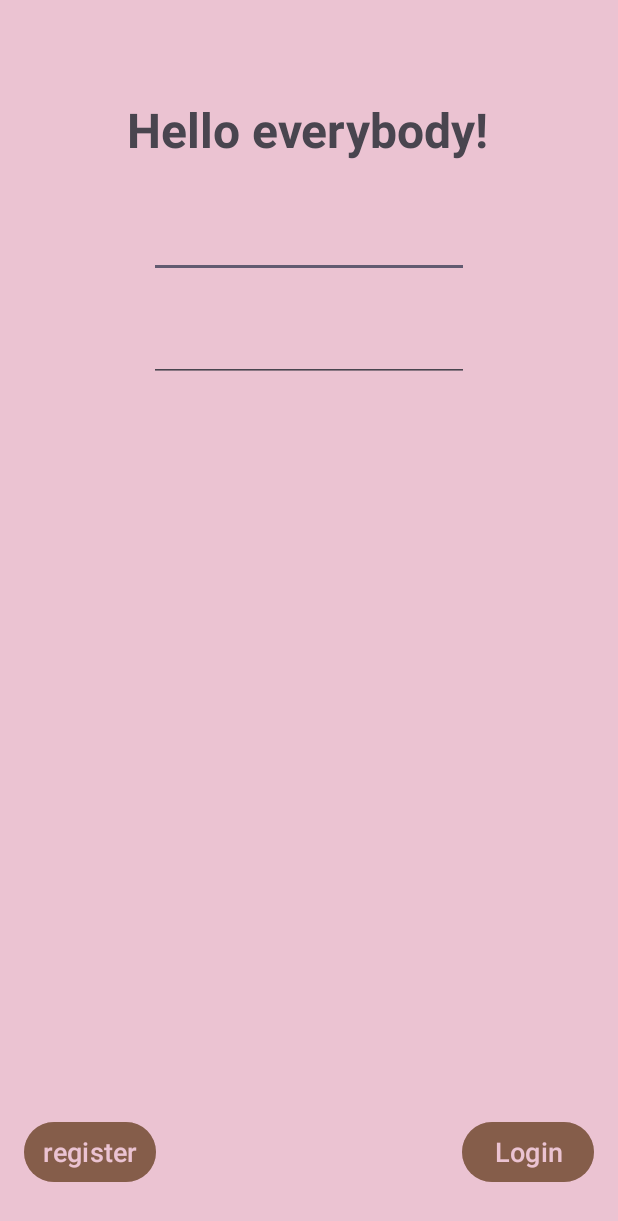
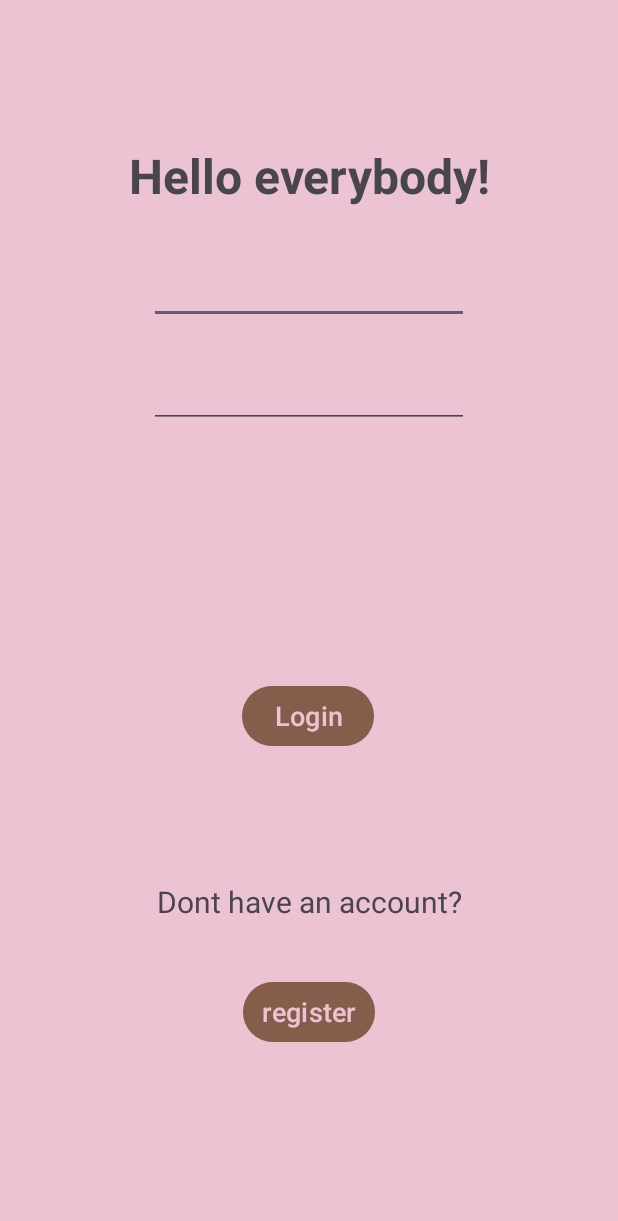
Before and after one commit to ronileibovich05/ronilesapp, an Android app: the screen it shows after launch (LoginActivity), on a phone screen of 412 x 824 dp. Shown: the top 1221 px of the screen. Run offline under Robolectric (Android 15) with nearby library versions, the phone set to English and light mode, and no system bars; our stand-ins replace Firebase (no records; nobody signed in at launch, a user with empty details on screens opened directly).

```diff
--- a/app/src/main/java/com/example/ronilesapp/FBRef.java
+++ b/app/src/main/java/com/example/ronilesapp/FBRef.java
@@ -1,15 +1,27 @@
 package com.example.ronilesapp;
 
+// Firebase Auth
 import com.google.firebase.auth.FirebaseAuth;
+
+// Firebase Realtime Database
 import com.google.firebase.database.DatabaseReference;
 import com.google.firebase.database.FirebaseDatabase;
 
+// Firebase Firestore
+import com.google.firebase.firestore.CollectionReference;
+import com.google.firebase.firestore.FirebaseFirestore;
+
 public class FBRef {
+    // Firebase Auth
     public static FirebaseAuth mAuth = FirebaseAuth.getInstance();
 
-
+    // Realtime Database
     public static FirebaseDatabase database = FirebaseDatabase.getInstance();
     public static DatabaseReference myRef = database.getReference();
     public static DatabaseReference userRef = myRef.child("Users");
     public static DatabaseReference refItems = myRef.child("item");
+
+    // Firestore
+    public static FirebaseFirestore FBFS = FirebaseFirestore.getInstance();
+    public static CollectionReference refImages = FBFS.collection("Images");
 }
--- a/app/src/main/java/com/example/ronilesapp/userActivity.java
+++ b/app/src/main/java/com/example/ronilesapp/userActivity.java
@@ -65,7 +65,7 @@ public class userActivity extends AppCompatActivity {
             public void onDataChange(@NonNull DataSnapshot snapshot) {
                 User user = snapshot.getValue(User.class);
                 if (user != null) {
-                    tvName.setText(user.getName());
+                    tvName.setText(user.getFirstName());
                     tvEmail.setText(user.getEmail());
                 } else {
                     tvName.setText("משתמש חדש");
--- /dev/null
+++ b/app/src/main/res/drawable/circle_background.xml
@@ -0,0 +1,4 @@
+<?xml version="1.0" encoding="utf-8"?>
+<selector xmlns:android="http://schemas.android.com/apk/res/android">
+
+</selector>
--- a/app/src/main/res/layout/activity_login.xml
+++ b/app/src/main/res/layout/activity_login.xml
@@ -9,19 +9,16 @@
     tools:context=".LoginActivity">
 
     <TextView
-        android:id="@+id/textView"
+        android:id="@+id/textView2"
         android:layout_width="wrap_content"
         android:layout_height="wrap_content"
-        android:layout_marginTop="24dp"
-        android:text="Hello everybody!"
-        android:textSize="32dp"
-        android:textStyle="bold"
-        app:layout_constraintBottom_toBottomOf="parent"
+        android:text="Dont have an account?"
+        android:textSize="20dp"
+        app:layout_constraintBottom_toTopOf="@+id/button_register"
         app:layout_constraintEnd_toEndOf="parent"
-        app:layout_constraintHorizontal_bias="0.495"
         app:layout_constraintStart_toStartOf="parent"
-        app:layout_constraintTop_toTopOf="parent"
-        app:layout_constraintVertical_bias="0.054" />
+        app:layout_constraintTop_toBottomOf="@+id/button_login"
+        app:layout_constraintVertical_bias="0.707" />
 
     <EditText
         android:id="@+id/edittext_email"
@@ -49,30 +46,51 @@
         android:id="@+id/button_login"
         android:layout_width="wrap_content"
         android:layout_height="wrap_content"
-        android:layout_marginEnd="16dp"
-        android:layout_marginBottom="32dp"
+        android:layout_marginTop="8dp"
+        android:layout_marginBottom="24dp"
+        android:backgroundTint="#7257300E"
         android:onClick="login"
+        android:padding="2dp"
         android:text="Login"
-        android:backgroundTint="#7257300E"
+        android:textColor="#EBC3D2"
         android:textSize="18sp"
-        android:textColor="#EBC3D2"
-        android:padding="2dp"
         app:layout_constraintBottom_toBottomOf="parent"
-        app:layout_constraintEnd_toEndOf="parent" />
+        app:layout_constraintEnd_toEndOf="parent"
+        app:layout_constraintHorizontal_bias="0.498"
+        app:layout_constraintStart_toStartOf="parent"
+        app:layout_constraintTop_toBottomOf="@+id/edittext_password"
+        app:layout_constraintVertical_bias="0.349" />
+
+
+    <TextView
+        android:id="@+id/textView"
+        android:layout_width="wrap_content"
+        android:layout_height="wrap_content"
+        android:layout_marginTop="24dp"
+        android:text="Hello everybody!"
+        android:textSize="32dp"
+        android:textStyle="bold"
+        app:layout_constraintBottom_toBottomOf="parent"
+        app:layout_constraintEnd_toEndOf="parent"
+        app:layout_constraintStart_toStartOf="parent"
+        app:layout_constraintTop_toTopOf="parent"
+        app:layout_constraintVertical_bias="0.094" />
 
     <Button
         android:id="@+id/button_register"
         android:layout_width="wrap_content"
         android:layout_height="wrap_content"
-        android:layout_marginStart="16dp"
-        android:layout_marginBottom="32dp"
+        android:layout_marginTop="32dp"
+        android:layout_marginBottom="8dp"
+        android:backgroundTint="#7257300E"
         android:onClick="register"
+        android:padding="2dp"
         android:text="register"
+        android:textColor="#EBC3D2"
         android:textSize="18sp"
-        android:backgroundTint="#7257300E"
-        android:textColor="#EBC3D2"
-        android:padding="2dp"
         app:layout_constraintBottom_toBottomOf="parent"
-        app:layout_constraintStart_toStartOf="parent" />
+        app:layout_constraintEnd_toEndOf="parent"
+        app:layout_constraintStart_toStartOf="parent"
+        app:layout_constraintTop_toBottomOf="@+id/button_login" />
 
 </androidx.constraintlayout.widget.ConstraintLayout>
--- a/gradle/libs.versions.toml
+++ b/gradle/libs.versions.toml
@@ -8,8 +8,6 @@ material = "1.13.0"
 activity = "1.10.1"
 constraintlayout = "2.2.1"
 googleGmsGoogleServices = "4.4.3"
-firebaseAuth = "24.0.1"
-firebaseDatabase = "22.0.0"
 
 [libraries]
 junit = { group = "junit", name = "junit", version.ref = "junit" }
@@ -19,8 +17,6 @@ appcompat = { group = "androidx.appcompat", name = "appcompat", version.ref = "a
 material = { group = "com.google.android.material", name = "material", version.ref = "material" }
 activity = { group = "androidx.activity", name = "activity", version.ref = "activity" }
 constraintlayout = { group = "androidx.constraintlayout", name = "constraintlayout", version.ref = "constraintlayout" }
-firebase-auth = { group = "com.google.firebase", name = "firebase-auth", version.ref = "firebaseAuth" }
-firebase-database = { group = "com.google.firebase", name = "firebase-database", version.ref = "firebaseDatabase" }
 
 [plugins]
 android-application = { id = "com.android.application", version.ref = "agp" }
```
Also changed, not shown: app/build.gradle.kts (+9 -2 lines), app/src/main/java/com/example/ronilesapp/LoginActivity.java (+4 -21 lines), app/src/main/java/com/example/ronilesapp/RegisterActivity.java (added, +171 -0 lines), app/src/main/java/com/example/ronilesapp/User.java (+34 -14 lines), app/src/main/java/com/example/ronilesapp/WelcomeActivity.java (+70 -4 lines), app/src/main/res/layout/activity_register.xml (added, +71 -0 lines), app/src/main/res/layout/dialog_edit_user.xml (added, +32 -0 lines).
